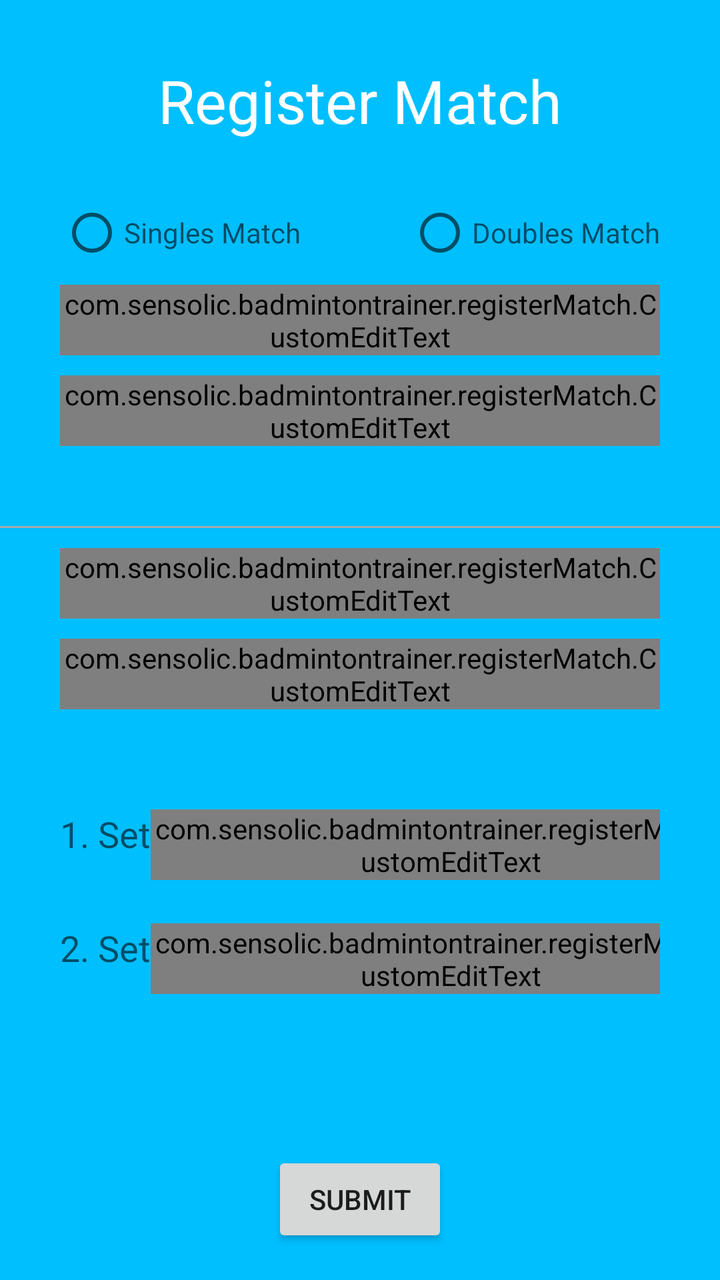
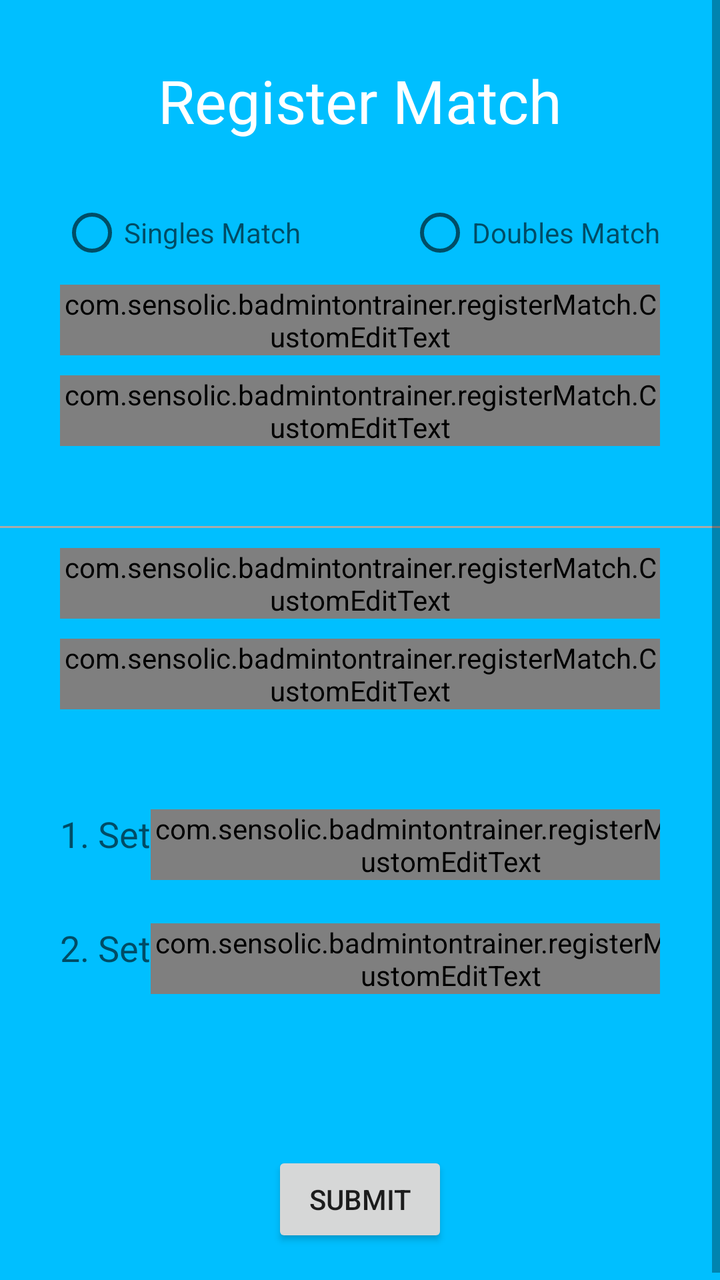

An Android layout rendered at two revisions. The XML below is the earlier revision; the diff shows what the commit changed to produce the second picture.
<!-- AndroidManifest.xml: application theme AppTheme -->
<!-- res/layout/activity_register_match.xml -->
<?xml version="1.0" encoding="utf-8"?>
<ScrollView xmlns:android="http://schemas.android.com/apk/res/android"
    xmlns:tools="http://schemas.android.com/tools"
    android:id="@+id/registerMatchScrollView"
    android:layout_width="match_parent"
    android:layout_height="match_parent"
    android:focusable="true"
    android:focusableInTouchMode="true"
    android:background="@color/colorPrimaryDark"
    tools:context=".registerMatch.RegisterMatchActivity">

    <RelativeLayout
        android:id="@+id/registerMatchContainer"
        android:layout_width="match_parent"
        android:layout_height="wrap_content"
        android:orientation="vertical">

        <TextView
            android:id="@+id/registerMatchHeadline"
            android:layout_width="wrap_content"
            android:layout_height="wrap_content"
            android:layout_centerInParent="true"
            android:layout_alignParentTop="true"
            android:layout_margin="@dimen/marginRegisterMatch"
            android:text="@string/registerMatchHeadline"
            android:textColor="@color/colorRegisterMatch"
            android:textSize="30sp" />

        <RadioGroup
            android:id="@+id/matchTypeSelector"
            android:layout_width="wrap_content"
            android:layout_height="wrap_content"
            android:layout_marginStart="30dp"
            android:layout_marginEnd="30dp"
            android:layout_below="@id/registerMatchHeadline"
            android:orientation="horizontal">

            <RadioButton
                android:id="@+id/singlesMatchSelector"
                android:layout_width="wrap_content"
                android:layout_height="wrap_content"
                android:hint="Singles Match" />

            <View
                android:layout_width="0dp"
                android:layout_height="0dp"
                android:layout_weight="1" />

            <RadioButton
                android:id="@+id/doublesMatchSelector"
                android:layout_width="wrap_content"
                android:layout_height="wrap_content"
                android:hint="Doubles Match" />
        </RadioGroup>

        <com.google.android.material.textfield.TextInputLayout
            android:id="@+id/team1player1"
            android:layout_width="match_parent"
            android:layout_height="wrap_content"
            android:layout_below="@id/matchTypeSelector"
            android:layout_marginStart="30dp"
            android:layout_marginTop="10dp"
            android:layout_marginEnd="30dp">

            <com.sensolic.badmintontrainer.registerMatch.CustomEditText
                android:id="@+id/player1editText"
                android:layout_width="match_parent"
                android:layout_height="wrap_content"
                android:layout_gravity="center"
                android:inputType="textPersonName"
                android:lines="1"
                android:minWidth="233dp" />
        </com.google.android.material.textfield.TextInputLayout>

        <com.google.android.material.textfield.TextInputLayout
            android:id="@+id/team1player2"
            android:layout_width="match_parent"
            android:layout_height="wrap_content"
            android:layout_below="@id/team1player1"
            android:layout_marginStart="30dp"
            android:layout_marginTop="10dp"
            android:layout_marginEnd="30dp">

            <com.sensolic.badmintontrainer.registerMatch.CustomEditText
                android:id="@+id/player2editText"
                android:layout_width="match_parent"
                android:layout_height="wrap_content"
                android:layout_gravity="center"
                android:inputType="textPersonName"
                android:lines="1"
                android:minWidth="233dp" />
        </com.google.android.material.textfield.TextInputLayout>

        <View
            android:id="@+id/playerSeparator1"
            android:layout_width="match_parent"
            android:layout_height="1dp"
            android:layout_below="@id/team1player2"
            android:layout_marginTop="40dp"
            android:background="@android:color/darker_gray"/>

        <com.google.android.material.textfield.TextInputLayout
            android:id="@+id/team2player1"
            android:layout_width="match_parent"
            android:layout_height="wrap_content"
            android:layout_below="@id/playerSeparator1"
            android:layout_marginStart="30dp"
            android:layout_marginTop="10dp"
            android:layout_marginEnd="30dp">

            <com.sensolic.badmintontrainer.registerMatch.CustomEditText
                android:id="@+id/player3editText"
                android:layout_width="match_parent"
                android:layout_height="wrap_content"
                android:layout_gravity="center"
                android:inputType="textPersonName"
                android:lines="1"
                android:minWidth="233dp" />
        </com.google.android.material.textfield.TextInputLayout>

        <com.google.android.material.textfield.TextInputLayout
            android:id="@+id/team2player2"
            android:layout_width="match_parent"
            android:layout_height="wrap_content"
            android:layout_below="@id/team2player1"
            android:layout_marginStart="30dp"
            android:layout_marginTop="10dp"
            android:layout_marginEnd="30dp">

            <com.sensolic.badmintontrainer.registerMatch.CustomEditText
                android:id="@+id/player4editText"
                android:layout_width="match_parent"
                android:layout_height="wrap_content"
                android:layout_gravity="center"
                android:inputType="textPersonName"
                android:lines="1"
                android:minWidth="233dp" />
        </com.google.android.material.textfield.TextInputLayout>

        <LinearLayout
            android:id="@+id/score1Container"
            android:layout_width="match_parent"
            android:layout_height="wrap_content"
            android:layout_below="@id/team2player2"
            android:layout_marginStart="30dp"
            android:layout_marginTop="50dp"
            android:layout_marginEnd="30dp"
            android:orientation="horizontal">

            <TextView
                android:layout_width="wrap_content"
                android:layout_height="wrap_content"
                android:textColor="?android:textColorHint"
                android:textSize="18sp"
                android:text="@string/firstSet"/>

            <View
                android:layout_width="0dp"
                android:layout_height="0dp"
                android:layout_weight="2" />

            <com.google.android.material.textfield.TextInputLayout
                android:layout_width="wrap_content"
                android:layout_height="wrap_content"
                android:hint="@string/score1Hint">

                <com.sensolic.badmintontrainer.registerMatch.CustomEditText
                    android:id="@+id/score1Team1"
                    android:layout_width="wrap_content"
                    android:layout_height="wrap_content"
                    android:layout_gravity="center"
                    android:inputType="number"
                    android:maxWidth="150dp"
                    android:minWidth="100dp"
                    android:textAlignment="center" />
            </com.google.android.material.textfield.TextInputLayout>

            <TextView
                android:layout_width="wrap_content"
                android:layout_height="wrap_content"
                android:layout_gravity="center"
                android:layout_margin="10dp"
                android:text="@string/scoreSeparator"
                android:textSize="20sp" />

            <com.google.android.material.textfield.TextInputLayout
                android:layout_width="wrap_content"
                android:layout_height="wrap_content"
                android:hint="@string/score2Hint">

                <com.sensolic.badmintontrainer.registerMatch.CustomEditText
                    android:id="@+id/score1Team2"
                    android:layout_width="wrap_content"
                    android:layout_height="wrap_content"
                    android:layout_gravity="center"
                    android:inputType="number"
                    android:maxWidth="150dp"
                    android:minWidth="100dp"
                    android:textAlignment="center" />
            </com.google.android.material.textfield.TextInputLayout>

            <View
                android:layout_width="0dp"
                android:layout_height="0dp"
                android:layout_weight="2" />

        </LinearLayout>

        <LinearLayout
            android:id="@+id/score2Container"
            android:layout_width="match_parent"
            android:layout_height="wrap_content"
            android:layout_below="@id/score1Container"
            android:layout_marginStart="30dp"
            android:layout_marginTop="10dp"
            android:layout_marginEnd="30dp"
            android:orientation="horizontal">

            <TextView
                android:layout_width="wrap_content"
                android:layout_height="wrap_content"
                android:textColor="?android:textColorHint"
                android:textSize="18sp"
                android:text="@string/secondSet"/>

            <View
                android:layout_width="0dp"
                android:layout_height="0dp"
                android:layout_weight="2" />

            <com.google.android.material.textfield.TextInputLayout
                android:layout_width="wrap_content"
                android:layout_height="wrap_content"
                android:hint="@string/score1Hint">

                <com.sensolic.badmintontrainer.registerMatch.CustomEditText
                    android:id="@+id/score2Team1"
                    android:layout_width="wrap_content"
                    android:layout_height="wrap_content"
                    android:layout_gravity="center"
                    android:inputType="number"
                    android:maxWidth="150dp"
                    android:minWidth="100dp"
                    android:textAlignment="center" />
            </com.google.android.material.textfield.TextInputLayout>

            <TextView
                android:layout_width="wrap_content"
                android:layout_height="wrap_content"
                android:layout_gravity="center"
                android:layout_margin="10dp"
                android:text="@string/scoreSeparator"
                android:textSize="20sp" />

            <com.google.android.material.textfield.TextInputLayout
                android:layout_width="wrap_content"
                android:layout_height="wrap_content"
                android:hint="@string/score2Hint">

                <com.sensolic.badmintontrainer.registerMatch.CustomEditText
                    android:id="@+id/score2Team2"
                    android:layout_width="wrap_content"
                    android:layout_height="wrap_content"
                    android:layout_gravity="center"
                    android:inputType="number"
                    android:maxWidth="150dp"
                    android:minWidth="100dp"
                    android:textAlignment="center" />
            </com.google.android.material.textfield.TextInputLayout>

            <View
                android:layout_width="0dp"
                android:layout_height="0dp"
                android:layout_weight="2" />

        </LinearLayout>

        <LinearLayout
            android:id="@+id/score3Container"
            android:layout_width="match_parent"
            android:layout_height="wrap_content"
            android:layout_below="@id/score2Container"
            android:layout_marginStart="30dp"
            android:layout_marginTop="10dp"
            android:layout_marginEnd="30dp"
            android:orientation="horizontal"
            android:visibility="gone">

            <TextView
                android:layout_width="wrap_content"
                android:layout_height="wrap_content"
                android:textColor="?android:textColorHint"
                android:textSize="18sp"
                android:text="@string/thirdSet"/>

            <View
                android:layout_width="0dp"
                android:layout_height="0dp"
                android:layout_weight="2" />

            <com.google.android.material.textfield.TextInputLayout
                android:layout_width="wrap_content"
                android:layout_height="wrap_content"
                android:hint="@string/score1Hint">

                <com.sensolic.badmintontrainer.registerMatch.CustomEditText
                    android:id="@+id/score3Team1"
                    android:layout_width="wrap_content"
                    android:layout_height="wrap_content"
                    android:layout_gravity="center"
                    android:inputType="number"
                    android:maxWidth="150dp"
                    android:minWidth="100dp"
                    android:textAlignment="center" />
            </com.google.android.material.textfield.TextInputLayout>

            <TextView
                android:layout_width="wrap_content"
                android:layout_height="wrap_content"
                android:layout_gravity="center"
                android:layout_margin="10dp"
                android:text="@string/scoreSeparator"
                android:textSize="20sp" />

            <com.google.android.material.textfield.TextInputLayout
                android:layout_width="wrap_content"
                android:layout_height="wrap_content"
                android:hint="@string/score2Hint">

                <com.sensolic.badmintontrainer.registerMatch.CustomEditText
                    android:id="@+id/score3Team2"
                    android:layout_width="wrap_content"
                    android:layout_height="wrap_content"
                    android:layout_gravity="center"
                    android:inputType="number"
                    android:maxWidth="150dp"
                    android:minWidth="100dp"
                    android:textAlignment="center" />
            </com.google.android.material.textfield.TextInputLayout>

            <View
                android:layout_width="0dp"
                android:layout_height="0dp"
                android:layout_weight="2" />

        </LinearLayout>

        <TextView
            android:id="@+id/errorText"
            android:layout_width="match_parent"
            android:layout_height="wrap_content"
            android:layout_below="@id/score3Container"
            android:layout_gravity="center"
            android:layout_marginStart="30dp"
            android:layout_marginTop="20dp"
            android:layout_marginEnd="30dp"
            android:text=""
            android:textAlignment="center"
            android:textColor="@color/colorError"
            android:textSize="20sp" />

        <Button
            android:id="@+id/submitButton"
            android:layout_width="wrap_content"
            android:layout_height="match_parent"
            android:layout_below="@id/errorText"
            android:layout_centerInParent="true"
            android:layout_marginTop="20dp"
            android:text="@string/submitButton" />

    </RelativeLayout>
</ScrollView>
<!-- resources referenced by this layout -->
<resources>
  <color name="colorError">#FF0000</color>
  <color name="colorPrimaryDark">#00BFFF</color>
  <color name="colorRegisterMatch">#FFFFFF</color>
  <dimen name="marginRegisterMatch">30dp</dimen>
  <string name="firstSet">1. Set</string>
  <string name="registerMatchHeadline">Register Match</string>
  <string name="score1Hint">Score 1 </string>
  <string name="score2Hint">Score 2 </string>
  <string name="scoreSeparator">:</string>
  <string name="secondSet">2. Set</string>
  <string name="submitButton">Submit</string>
  <string name="thirdSet">3. Set</string>
  <style name="AppTheme" parent="Theme.AppCompat.Light.NoActionBar">
          
          <item name="colorPrimary">@color/colorPrimary</item>
          <item name="colorPrimaryDark">@color/colorPrimaryDark</item>
          <item name="colorAccent">@color/colorAccent</item>
      </style>
  <color name="colorPrimary">#6200EE</color>
  <color name="colorAccent">#03DAC5</color>
</resources>

<!-- the commit's change to res/layout/activity_register_match.xml (unified diff, before → after) -->
@@ -366,6 +366,7 @@
             android:layout_below="@id/errorText"
             android:layout_centerInParent="true"
             android:layout_marginTop="20dp"
+            android:layout_marginBottom="20dp"
             android:text="@string/submitButton" />
 
     </RelativeLayout>
